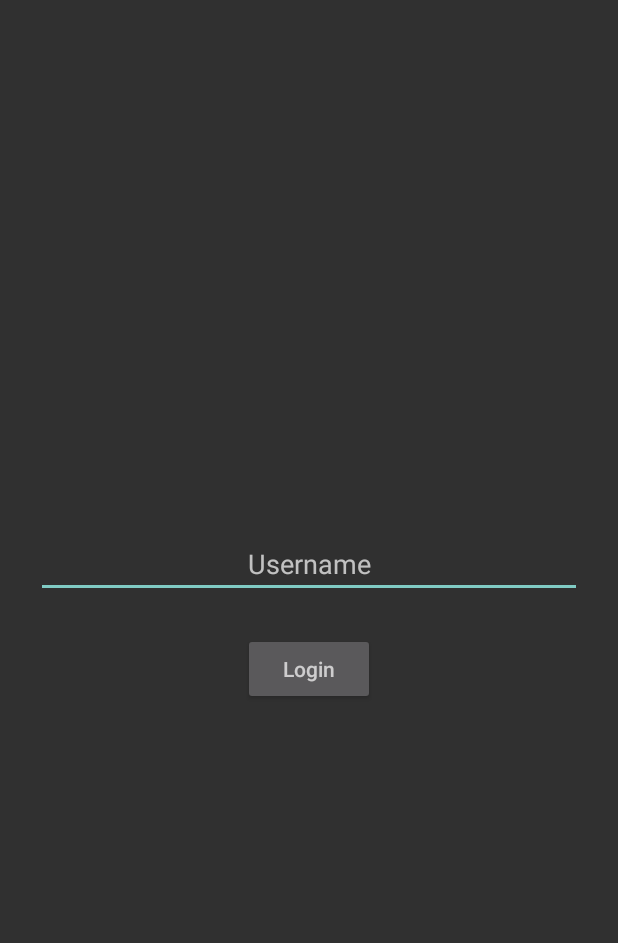
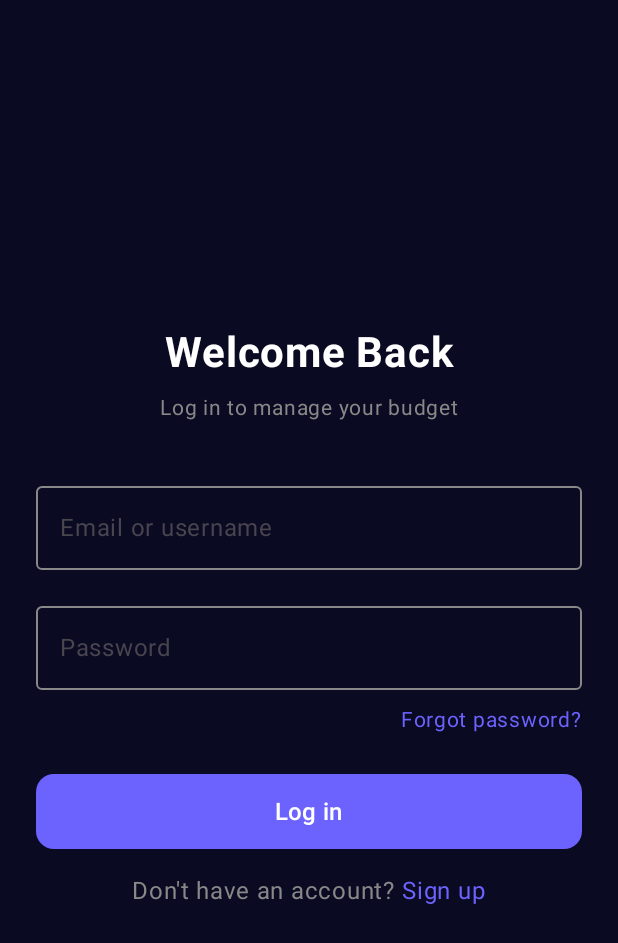
Before and after one commit to UBB-GitPushForce/GitPushForce, an Android app built with Jetpack Compose: the screen it shows after launch (LoginActivity), on a phone screen of 412 x 824 dp. Shown: the top 943 px of the screen. Run offline under Robolectric (Android 15) with nearby library versions, the phone set to English and light mode, and no system bars.

Commit message:
Updated the login screen with jetpack compose

```diff
--- a/Mobile/androidApp/build.gradle.kts
+++ b/Mobile/androidApp/build.gradle.kts
@@ -6,11 +6,11 @@ plugins {
 
 android {
     namespace = "com.example.budgeting.android"
-    compileSdk = 34
+    compileSdk = 35
     defaultConfig {
         applicationId = "com.example.budgeting.android"
-        minSdk = 30
-        targetSdk = 34
+        minSdk = 35
+        targetSdk = 35
         versionCode = 1
         versionName = "1.0"
     }
@@ -43,4 +43,16 @@ dependencies {
     implementation(libs.compose.material3)
     implementation(libs.androidx.activity.compose)
     debugImplementation(libs.compose.ui.tooling)
+
+    // Core Compose dependencies
+    implementation(platform(libs.androidx.compose.bom))
+    implementation(libs.androidx.ui)
+    implementation(libs.androidx.ui.tooling.preview)
+    implementation(libs.androidx.material3)
+    implementation(libs.androidx.lifecycle.runtime.compose)
+    implementation(libs.androidx.activity.compose.v193)
+
+    // Optional (for previews and debugging)
+    debugImplementation(libs.androidx.ui.tooling)
+    debugImplementation(libs.androidx.ui.test.manifest)
 }
--- a/Mobile/androidApp/src/main/java/com/example/budgeting/android/LoginActivity.kt
+++ b/Mobile/androidApp/src/main/java/com/example/budgeting/android/LoginActivity.kt
@@ -2,27 +2,30 @@ package com.example.budgeting.android
 
 import android.content.Intent
 import android.os.Bundle
-import android.widget.Button
-import android.widget.EditText
 import androidx.activity.ComponentActivity
+import androidx.compose.material3.MaterialTheme
+import androidx.activity.compose.setContent
+import com.example.budgeting.android.ui.screens.LoginScreen
+
 
 class LoginActivity : ComponentActivity(){
-    private lateinit var button1: Button
 
     override fun onCreate(savedInstanceState: Bundle?) {
         super.onCreate(savedInstanceState)
-        setContentView(R.layout.login_layout)
-        button1 = findViewById(R.id.loginButton)
 
-        button1.setOnClickListener{
-            // get the username from the EditText before starting the MainActivity
-            val username = findViewById<EditText>(R.id.usernameEditText).text.toString()
+        setContent {
+            MaterialTheme {
+                LoginScreen { username, password ->
+                    // TODO - check if the username and password are correct before login
 
-            val intent = Intent(this, MainActivity::class.java)
-            intent.putExtra("USERNAME", username)
-            startActivity(intent)
-            // finish the activity so the user can't go back to the login screen
-            finish()
+                    val intent = Intent(this, MainActivity::class.java)
+                    intent.putExtra("USERNAME", username)
+                    startActivity(intent)
+                    // finish the activity so the user can't go back to the login screen
+                    finish()
+                }
+            }
         }
+
     }
 }
--- /dev/null
+++ b/Mobile/androidApp/src/main/java/com/example/budgeting/android/ui/screens/LoginScreen.kt
@@ -0,0 +1,123 @@
+package com.example.budgeting.android.ui.screens
+
+import androidx.compose.foundation.background
+import androidx.compose.foundation.clickable
+import androidx.compose.foundation.layout.*
+import androidx.compose.material3.*
+import androidx.compose.runtime.*
+import androidx.compose.ui.Alignment
+import androidx.compose.ui.Modifier
+import androidx.compose.ui.graphics.Color
+import androidx.compose.ui.text.font.FontWeight
+import androidx.compose.ui.text.input.PasswordVisualTransformation
+import androidx.compose.ui.unit.dp
+import androidx.compose.ui.unit.sp
+import androidx.compose.foundation.shape.RoundedCornerShape
+
+
+@Composable
+fun LoginScreen(
+    onLoginClick: (String, String) -> Unit
+) {
+    val email = remember { mutableStateOf("") }
+    val password = remember { mutableStateOf("") }
+
+    Box(
+        modifier = Modifier
+            .fillMaxSize()
+            .background(Color(0xFF0A0A23)) // dark navy background
+            .padding(24.dp),
+        contentAlignment = Alignment.Center
+    ) {
+        Column(
+            horizontalAlignment = Alignment.CenterHorizontally,
+            verticalArrangement = Arrangement.Center,
+            modifier = Modifier.fillMaxWidth()
+        ) {
+            Text(
+                text = "Welcome Back",
+                fontSize = 28.sp,
+                fontWeight = FontWeight.Bold,
+                color = Color.White
+            )
+
+            Spacer(modifier = Modifier.height(8.dp))
+            Text(
+                text = "Log in to manage your budget",
+                color = Color.Gray,
+                fontSize = 14.sp
+            )
+
+            Spacer(modifier = Modifier.height(32.dp))
+
+            // Email field
+            OutlinedTextField(
+                value = email.value,
+                onValueChange = { email.value = it },
+                label = { Text("Email or username") },
+                singleLine = true,
+                modifier = Modifier.fillMaxWidth(),
+                colors = OutlinedTextFieldDefaults.colors(
+                    focusedBorderColor = Color(0xFF6C63FF),
+                    unfocusedBorderColor = Color.Gray,
+                    focusedLabelColor = Color(0xFF6C63FF),
+                    cursorColor = Color(0xFF6C63FF)
+                )
+            )
+
+            Spacer(modifier = Modifier.height(16.dp))
+
+            // Password field
+            OutlinedTextField(
+                value = password.value,
+                onValueChange = { password.value = it },
+                label = { Text("Password") },
+                singleLine = true,
+                visualTransformation = PasswordVisualTransformation(),
+                modifier = Modifier.fillMaxWidth(),
+                colors = OutlinedTextFieldDefaults.colors(
+                    focusedBorderColor = Color(0xFF6C63FF),
+                    unfocusedBorderColor = Color.Gray,
+                    focusedLabelColor = Color(0xFF6C63FF),
+                    cursorColor = Color(0xFF6C63FF)
+                )
+            )
+
+            Spacer(modifier = Modifier.height(8.dp))
+
+            Text(
+                text = "Forgot password?",
+                color = Color(0xFF6C63FF),
+                fontSize = 14.sp,
+                modifier = Modifier
+                    .align(Alignment.End)
+                    .clickable { /* TODO: navigate */ }
+            )
+
+            Spacer(modifier = Modifier.height(24.dp))
+
+            Button(
+                onClick = { onLoginClick(email.value, password.value) },
+                modifier = Modifier
+                    .fillMaxWidth()
+                    .height(50.dp),
+                colors = ButtonDefaults.buttonColors(containerColor = Color(0xFF6C63FF)),
+                shape = RoundedCornerShape(12.dp)
+            ) {
+                Text("Log in", color = Color.White, fontSize = 16.sp)
+            }
+
+            Spacer(modifier = Modifier.height(16.dp))
+
+            Row {
+                Text(text = "Don't have an account?", color = Color.Gray)
+                Spacer(modifier = Modifier.width(4.dp))
+                Text(
+                    text = "Sign up",
+                    color = Color(0xFF6C63FF),
+                    modifier = Modifier.clickable { /* TODO: sign up */ }
+                )
+            }
+        }
+    }
+}
--- a/Mobile/androidApp/src/main/res/layout/login_layout.xml
+++ /dev/null
@@ -1,24 +0,0 @@
-<?xml version="1.0" encoding="utf-8"?>
-
-<LinearLayout xmlns:android="http://schemas.android.com/apk/res/android"
-    android:orientation="vertical"
-    android:layout_width="match_parent"
-    android:layout_height="match_parent"
-    android:gravity="center">
-
-    <EditText
-        android:id="@+id/usernameEditText"
-        android:layout_height="wrap_content"
-        android:layout_width="match_parent"
-        android:layout_marginHorizontal="24dp"
-        android:hint="@string/login_username_hint"
-        android:inputType="text"
-        android:textAlignment="center"/>
-
-    <Button
-        android:id="@+id/loginButton"
-        android:layout_width="wrap_content"
-        android:layout_height="wrap_content"
-        android:hint="@string/login_button_text"
-        android:layout_marginTop="23dp"/>
-</LinearLayout>
--- a/Mobile/gradle/libs.versions.toml
+++ b/Mobile/gradle/libs.versions.toml
@@ -1,11 +1,22 @@
 [versions]
+activityCompose = "1.9.3"
 agp = "8.7.0-alpha09"
+composeBom = "2025.10.00"
 kotlin = "2.0.0"
 compose = "1.5.4"
 compose-material3 = "1.1.2"
 androidx-activityCompose = "1.8.0"
+lifecycleRuntimeCompose = "2.8.0"
 
 [libraries]
+androidx-activity-compose-v193 = { module = "androidx.activity:activity-compose", version.ref = "activityCompose" }
+androidx-compose-bom = { module = "androidx.compose:compose-bom", version.ref = "composeBom" }
+androidx-lifecycle-runtime-compose = { module = "androidx.lifecycle:lifecycle-runtime-compose", version.ref = "lifecycleRuntimeCompose" }
+androidx-material3 = { module = "androidx.compose.material3:material3" }
+androidx-ui = { module = "androidx.compose.ui:ui" }
+androidx-ui-test-manifest = { module = "androidx.compose.ui:ui-test-manifest" }
+androidx-ui-tooling = { module = "androidx.compose.ui:ui-tooling" }
+androidx-ui-tooling-preview = { module = "androidx.compose.ui:ui-tooling-preview" }
 kotlin-test = { module = "org.jetbrains.kotlin:kotlin-test", version.ref = "kotlin" }
 androidx-activity-compose = { module = "androidx.activity:activity-compose", version.ref = "androidx-activityCompose" }
 compose-ui = { module = "androidx.compose.ui:ui", version.ref = "compose" }
```
